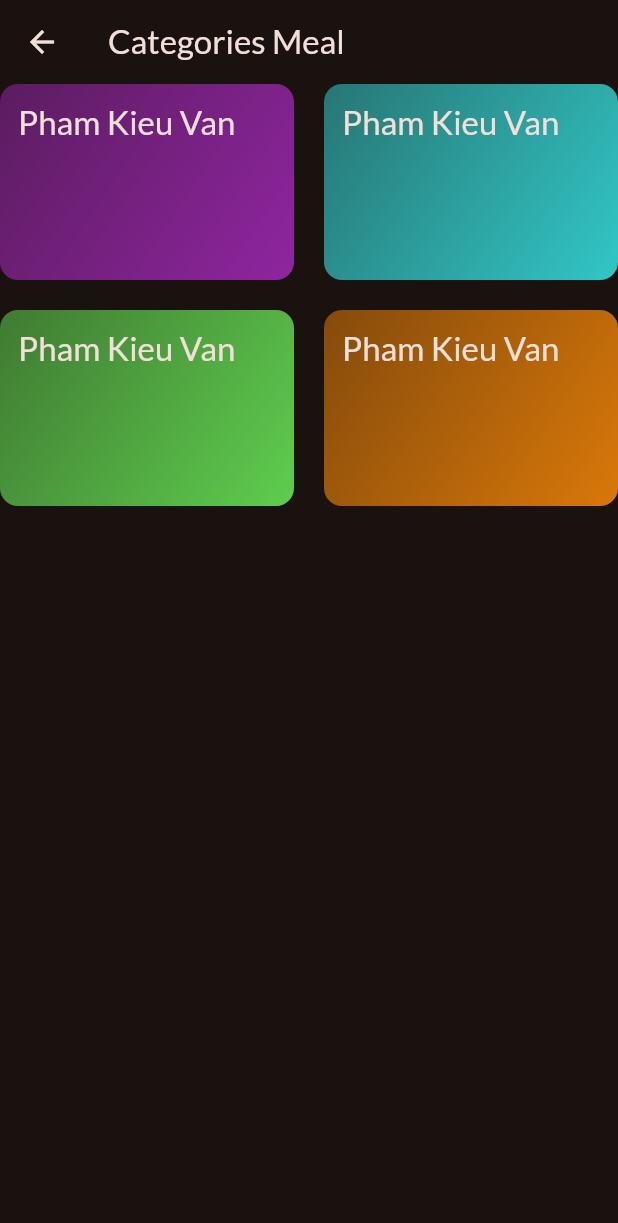
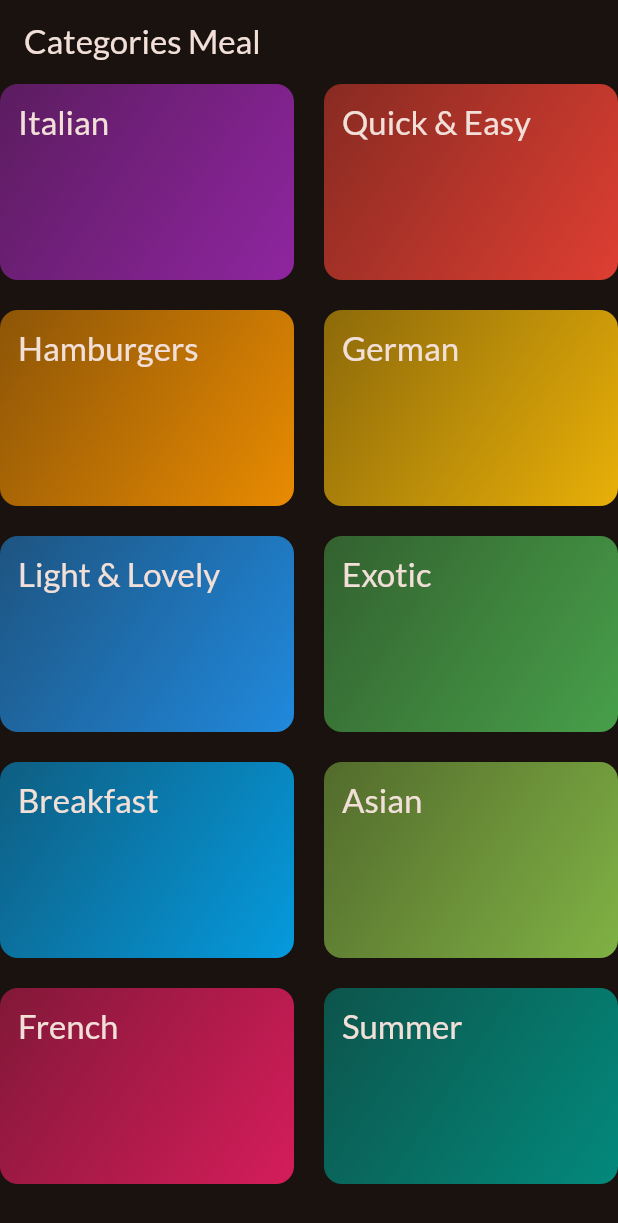
Before and after one commit to Tudolla/meal_flutter_app, a Flutter app: the CategoriesScreen screen opened directly, on a phone screen of 412 x 824 dp. Shown: the top 1223 px of the screen. Run offline on Flutter 3.47's test engine with Material 3 defaults, Android fonts, the phone set to English and light mode, and no system bars; our stand-ins replace google_fonts, transparent_image.

```diff
--- a/lib/data/dummy_data.dart
+++ b/lib/data/dummy_data.dart
@@ -4,27 +4,56 @@ import 'package:flutter/material.dart';
 import 'package:meal_app/model/category.dart';
 import 'package:meal_app/model/meal.dart';
 
-
-const categoriesData = [
+const availableCategories = [
   Category(
-    id: 'a1',
-    title: "Pham Kieu Van",
+    id: 'c1',
+    title: 'Italian',
     color: Colors.purple,
   ),
   Category(
-    id: 'a12',
-    title: "Pham Kieu Van",
-    color: Color.fromARGB(255, 52, 218, 218),
+    id: 'c2',
+    title: 'Quick & Easy',
+    color: Colors.red,
   ),
   Category(
-    id: 'a3',
-    title: "Pham Kieu Van",
-    color: Color.fromARGB(255, 102, 226, 85),
+    id: 'c3',
+    title: 'Hamburgers',
+    color: Colors.orange,
   ),
   Category(
-    id: 'a',
-    title: "Pham Kieu Van",
-    color: Color.fromARGB(255, 238, 131, 9),
+    id: 'c4',
+    title: 'German',
+    color: Colors.amber,
+  ),
+  Category(
+    id: 'c5',
+    title: 'Light & Lovely',
+    color: Colors.blue,
+  ),
+  Category(
+    id: 'c6',
+    title: 'Exotic',
+    color: Colors.green,
+  ),
+  Category(
+    id: 'c7',
+    title: 'Breakfast',
+    color: Colors.lightBlue,
+  ),
+  Category(
+    id: 'c8',
+    title: 'Asian',
+    color: Colors.lightGreen,
+  ),
+  Category(
+    id: 'c9',
+    title: 'French',
+    color: Colors.pink,
+  ),
+  Category(
+    id: 'c10',
+    title: 'Summer',
+    color: Colors.teal,
   ),
 ];
 
--- a/lib/main.dart
+++ b/lib/main.dart
@@ -23,7 +23,8 @@ class MyApp extends StatelessWidget {
     // TODO: implement build
     return MaterialApp(
       theme: theme,
-      home: MealScreen(title: 'Some fucking noise', meals: dummyMeals,),
+      // home: MealScreen(title: 'Some fucking noise', meals: dummyMeals,),
+      home: const CategoriesScreen(),
     );
   }
 }
--- a/lib/widgets/category_item.dart
+++ b/lib/widgets/category_item.dart
@@ -6,13 +6,15 @@ class CategoryItem extends StatelessWidget {
   const CategoryItem({
     super.key,
     required this.category,
+    required this.onselect,
   });
 
   final Category category;
+  final void Function() onselect;
   @override
   Widget build(BuildContext context) {
     return InkWell(
-      onTap: () {},
+      onTap: onselect,
       splashColor: Theme.of(context).highlightColor,
       child: Container(
         padding: EdgeInsets.all(12),
--- a/pubspec.yaml
+++ b/pubspec.yaml
@@ -36,6 +36,7 @@ dependencies:
   # Use with the CupertinoIcons class for iOS style icons.
   cupertino_icons: ^1.0.6
   google_fonts: ^6.2.1
+  transparent_image: ^2.0.1
 
 dev_dependencies:
   flutter_test:
```
Also changed, not shown: lib/screens/categories.dart (+18 -8 lines), lib/screens/meals.dart (+8 -9 lines), lib/widgets/meal_item.dart (added, +65 -0 lines), pubspec.lock.
